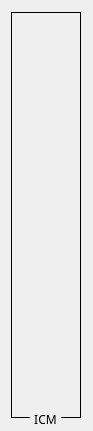
Before: the Qt Designer form botonera/forms/zone_icm.ui in jordan045/tdc-botonera, drawn with Qt 5.
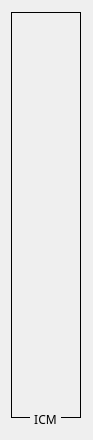
After: the same form once the commit is applied. Icons and pictures are not drawn.

The edit to the form file:
```diff
--- a/botonera/forms/zone_icm.ui
+++ b/botonera/forms/zone_icm.ui
@@ -7,19 +7,19 @@
     <x>0</x>
     <y>0</y>
     <width>93</width>
-    <height>431</height>
+    <height>440</height>
    </rect>
   </property>
   <property name="minimumSize">
    <size>
     <width>93</width>
-    <height>431</height>
+    <height>440</height>
    </size>
   </property>
   <property name="maximumSize">
    <size>
     <width>93</width>
-    <height>431</height>
+    <height>440</height>
    </size>
   </property>
   <property name="windowTitle">
```
